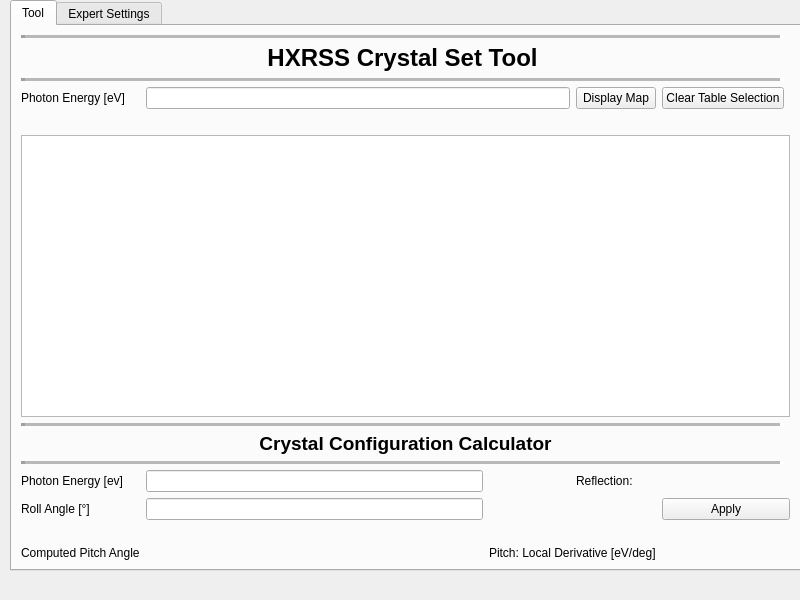
Above: hxrss_main_window.ui from marcguetg/hxrss before the change. Below: the same form after it.
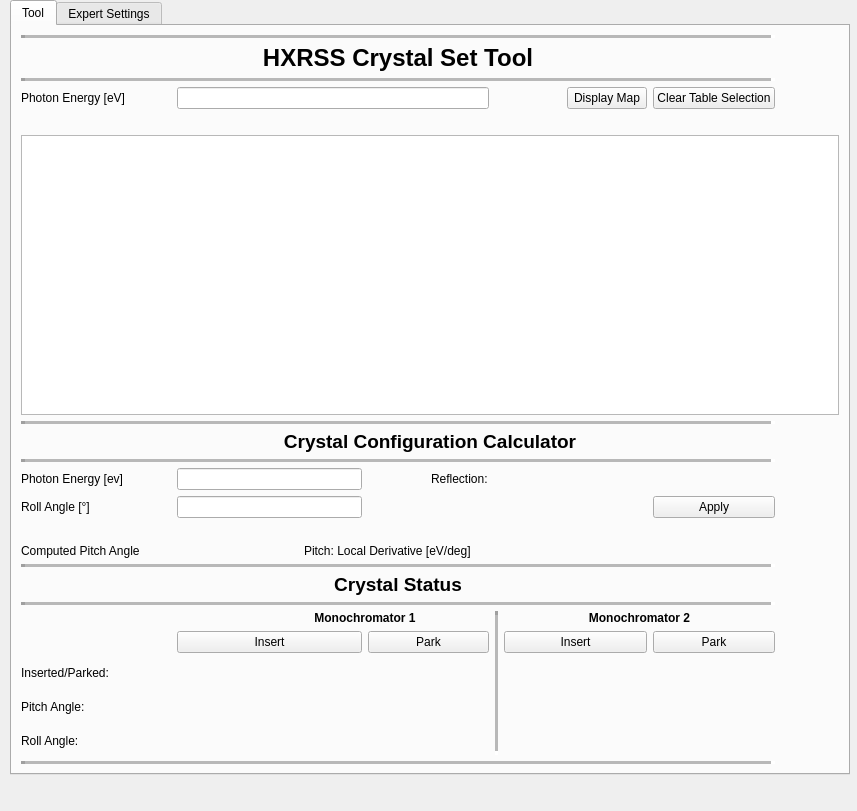
That is the form after the change.

Commit message: added status table and python script to update table

Patch:
```diff
--- a/hxrss_main_window.ui
+++ b/hxrss_main_window.ui
@@ -6,8 +6,8 @@
    <rect>
     <x>0</x>
     <y>0</y>
-    <width>800</width>
-    <height>600</height>
+    <width>857</width>
+    <height>811</height>
    </rect>
   </property>
   <property name="contextMenuPolicy">
@@ -28,8 +28,8 @@
      <rect>
       <x>10</x>
       <y>0</y>
-      <width>791</width>
-      <height>571</height>
+      <width>840</width>
+      <height>775</height>
      </rect>
     </property>
     <property name="currentIndex">
@@ -40,22 +40,176 @@
       <string>Tool</string>
      </attribute>
      <layout class="QGridLayout" name="gridLayout">
-      <item row="3" column="0">
-       <widget class="QLabel" name="label">
+      <item row="20" column="6" rowspan="5">
+       <widget class="Line" name="line_7">
+        <property name="lineWidth">
+         <number>4</number>
+        </property>
+        <property name="midLineWidth">
+         <number>4</number>
+        </property>
+        <property name="orientation">
+         <enum>Qt::Vertical</enum>
+        </property>
+       </widget>
+      </item>
+      <item row="20" column="2" colspan="4">
+       <widget class="QLabel" name="label_37">
+        <property name="minimumSize">
+         <size>
+          <width>200</width>
+          <height>0</height>
+         </size>
+        </property>
         <property name="text">
-         <string>Photon Energy [eV]</string>
+         <string>&lt;html&gt;&lt;head/&gt;&lt;body&gt;&lt;p align=&quot;center&quot;&gt;&lt;span style=&quot; font-weight:600;&quot;&gt;Monochromator 1&lt;/span&gt;&lt;/p&gt;&lt;/body&gt;&lt;/html&gt;</string>
         </property>
        </widget>
       </item>
-      <item row="7" column="0" colspan="6">
-       <widget class="QLabel" name="label_21">
+      <item row="21" column="1" colspan="3">
+       <widget class="QPushButton" name="mono1_crystal_insert_button">
         <property name="text">
-         <string>&lt;html&gt;&lt;head/&gt;&lt;body&gt;&lt;p align=&quot;center&quot;&gt;&lt;span style=&quot; font-size:14pt; font-weight:600;&quot;&gt;Crystal Configuration Calculator&lt;/span&gt;&lt;/p&gt;&lt;/body&gt;&lt;/html&gt;</string>
+         <string>Insert</string>
         </property>
        </widget>
       </item>
-      <item row="5" column="0" colspan="6">
-       <widget class="QTableView" name="tableView"/>
+      <item row="21" column="9">
+       <widget class="QPushButton" name="mono2_crystal_park_button">
+        <property name="text">
+         <string>Park</string>
+        </property>
+       </widget>
+      </item>
+      <item row="22" column="0">
+       <widget class="QLabel" name="label_39">
+        <property name="minimumSize">
+         <size>
+          <width>150</width>
+          <height>0</height>
+         </size>
+        </property>
+        <property name="text">
+         <string>Inserted/Parked:</string>
+        </property>
+       </widget>
+      </item>
+      <item row="21" column="4" colspan="2">
+       <widget class="QPushButton" name="mono1_crystal_park_button">
+        <property name="minimumSize">
+         <size>
+          <width>0</width>
+          <height>0</height>
+         </size>
+        </property>
+        <property name="text">
+         <string>Park</string>
+        </property>
+       </widget>
+      </item>
+      <item row="20" column="7" colspan="3">
+       <widget class="QLabel" name="label_38">
+        <property name="minimumSize">
+         <size>
+          <width>200</width>
+          <height>0</height>
+         </size>
+        </property>
+        <property name="text">
+         <string>&lt;html&gt;&lt;head/&gt;&lt;body&gt;&lt;p align=&quot;center&quot;&gt;&lt;span style=&quot; font-weight:600;&quot;&gt;Monochromator 2&lt;/span&gt;&lt;/p&gt;&lt;/body&gt;&lt;/html&gt;</string>
+        </property>
+       </widget>
+      </item>
+      <item row="21" column="7" colspan="2">
+       <widget class="QPushButton" name="mono2_crystal_insert_button">
+        <property name="text">
+         <string>Insert</string>
+        </property>
+       </widget>
+      </item>
+      <item row="24" column="7" colspan="3">
+       <widget class="QLabel" name="mono2_roll_rb_display">
+        <property name="text">
+         <string>&lt;html&gt;&lt;head/&gt;&lt;body&gt;&lt;p align=&quot;center&quot;&gt;&lt;br/&gt;&lt;/p&gt;&lt;/body&gt;&lt;/html&gt;</string>
+        </property>
+       </widget>
+      </item>
+      <item row="25" column="0" colspan="10">
+       <widget class="Line" name="line_8">
+        <property name="lineWidth">
+         <number>4</number>
+        </property>
+        <property name="midLineWidth">
+         <number>4</number>
+        </property>
+        <property name="orientation">
+         <enum>Qt::Horizontal</enum>
+        </property>
+       </widget>
+      </item>
+      <item row="23" column="7" colspan="3">
+       <widget class="QLabel" name="mono2_pitch_rb_display">
+        <property name="text">
+         <string>&lt;html&gt;&lt;head/&gt;&lt;body&gt;&lt;p align=&quot;center&quot;&gt;&lt;br/&gt;&lt;/p&gt;&lt;/body&gt;&lt;/html&gt;</string>
+        </property>
+       </widget>
+      </item>
+      <item row="23" column="1" colspan="5">
+       <widget class="QLabel" name="mono1_pitch_rb_display">
+        <property name="text">
+         <string>&lt;html&gt;&lt;head/&gt;&lt;body&gt;&lt;p align=&quot;center&quot;&gt;&lt;br/&gt;&lt;/p&gt;&lt;/body&gt;&lt;/html&gt;</string>
+        </property>
+       </widget>
+      </item>
+      <item row="22" column="7" colspan="3">
+       <widget class="QLabel" name="mono2_crystal_inserted_display">
+        <property name="text">
+         <string>&lt;html&gt;&lt;head/&gt;&lt;body&gt;&lt;p align=&quot;center&quot;&gt;&lt;br/&gt;&lt;/p&gt;&lt;/body&gt;&lt;/html&gt;</string>
+        </property>
+       </widget>
+      </item>
+      <item row="22" column="1" colspan="5">
+       <widget class="QLabel" name="mono1_crystal_inserted_display">
+        <property name="text">
+         <string>&lt;html&gt;&lt;head/&gt;&lt;body&gt;&lt;p align=&quot;center&quot;&gt;&lt;br/&gt;&lt;/p&gt;&lt;/body&gt;&lt;/html&gt;</string>
+        </property>
+       </widget>
+      </item>
+      <item row="24" column="0">
+       <widget class="QLabel" name="label_41">
+        <property name="minimumSize">
+         <size>
+          <width>150</width>
+          <height>0</height>
+         </size>
+        </property>
+        <property name="text">
+         <string>Roll Angle:</string>
+        </property>
+       </widget>
+      </item>
+      <item row="23" column="0">
+       <widget class="QLabel" name="label_40">
+        <property name="minimumSize">
+         <size>
+          <width>150</width>
+          <height>0</height>
+         </size>
+        </property>
+        <property name="text">
+         <string>Pitch Angle:</string>
+        </property>
+       </widget>
+      </item>
+      <item row="24" column="1" colspan="5">
+       <widget class="QLabel" name="mono1_roll_rb_display">
+        <property name="text">
+         <string>&lt;!DOCTYPE HTML PUBLIC &quot;-//W3C//DTD HTML 4.0//EN&quot; &quot;http://www.w3.org/TR/REC-html40/strict.dtd&quot;&gt;
+&lt;html&gt;&lt;head&gt;&lt;meta name=&quot;qrichtext&quot; content=&quot;1&quot; /&gt;&lt;style type=&quot;text/css&quot;&gt;
+p, li { white-space: pre-wrap; }
+&lt;/style&gt;&lt;/head&gt;&lt;body style=&quot; font-family:'.AppleSystemUIFont'; font-size:13pt; font-weight:400; font-style:normal;&quot;&gt;
+&lt;p align=&quot;center&quot; style=&quot;-qt-paragraph-type:empty; margin-top:12px; margin-bottom:12px; margin-left:0px; margin-right:0px; -qt-block-indent:0; text-indent:0px;&quot;&gt;&lt;br /&gt;&lt;/p&gt;&lt;/body&gt;&lt;/html&gt;</string>
+        </property>
+       </widget>
       </item>
       <item row="9" column="0">
        <widget class="QLabel" name="label_20">
@@ -64,54 +218,14 @@
         </property>
        </widget>
       </item>
-      <item row="15" column="4">
-       <widget class="QLabel" name="computed_pitch_angle_slope_display">
+      <item row="7" column="0" colspan="11">
+       <widget class="QLabel" name="label_21">
         <property name="text">
-         <string/>
+         <string>&lt;html&gt;&lt;head/&gt;&lt;body&gt;&lt;p align=&quot;center&quot;&gt;&lt;span style=&quot; font-size:14pt; font-weight:600;&quot;&gt;Crystal Configuration Calculator&lt;/span&gt;&lt;/p&gt;&lt;/body&gt;&lt;/html&gt;</string>
         </property>
        </widget>
       </item>
-      <item row="15" column="1">
-       <widget class="QLabel" name="computed_pitch_angle_display">
-        <property name="text">
-         <string/>
-        </property>
-       </widget>
-      </item>
-      <item row="3" column="3">
-       <widget class="QPushButton" name="display_map_button">
-        <property name="text">
-         <string>Display Map</string>
-        </property>
-       </widget>
-      </item>
-      <item row="3" column="4">
-       <widget class="QPushButton" name="tableButton">
-        <property name="text">
-         <string>Clear Table Selection</string>
-        </property>
-       </widget>
-      </item>
-      <item row="3" column="1" colspan="2">
-       <widget class="QLineEdit" name="photon_energy_edit"/>
-      </item>
-      <item row="9" column="1">
-       <widget class="QLineEdit" name="photonE"/>
-      </item>
-      <item row="2" column="0" colspan="5">
-       <widget class="Line" name="line_3">
-        <property name="lineWidth">
-         <number>4</number>
-        </property>
-        <property name="midLineWidth">
-         <number>4</number>
-        </property>
-        <property name="orientation">
-         <enum>Qt::Horizontal</enum>
-        </property>
-       </widget>
-      </item>
-      <item row="8" column="0" colspan="5">
+      <item row="8" column="0" colspan="10">
        <widget class="Line" name="line">
         <property name="lineWidth">
          <number>4</number>
@@ -124,16 +238,6 @@
         </property>
        </widget>
       </item>
-      <item row="10" column="1">
-       <widget class="QLineEdit" name="roll_angle_edit"/>
-      </item>
-      <item row="9" column="3">
-       <widget class="QLabel" name="label_2">
-        <property name="text">
-         <string>Reflection:</string>
-        </property>
-       </widget>
-      </item>
       <item row="10" column="0">
        <widget class="QLabel" name="label_26">
         <property name="text">
@@ -141,62 +245,137 @@
         </property>
        </widget>
       </item>
-      <item row="11" column="0" colspan="6">
-       <widget class="QLabel" name="calclabel">
+      <item row="9" column="1" colspan="3">
+       <widget class="QLineEdit" name="photonE"/>
+      </item>
+      <item row="9" column="7" colspan="3">
+       <widget class="QLabel" name="reflection_display">
+        <property name="minimumSize">
+         <size>
+          <width>100</width>
+          <height>0</height>
+         </size>
+        </property>
         <property name="text">
          <string/>
         </property>
        </widget>
       </item>
-      <item row="15" column="2" colspan="2">
+      <item row="9" column="5">
+       <widget class="QLabel" name="label_2">
+        <property name="text">
+         <string>Reflection:</string>
+        </property>
+       </widget>
+      </item>
+      <item row="15" column="0">
+       <widget class="QLabel" name="label_23">
+        <property name="minimumSize">
+         <size>
+          <width>150</width>
+          <height>0</height>
+         </size>
+        </property>
+        <property name="text">
+         <string>Computed Pitch Angle</string>
+        </property>
+       </widget>
+      </item>
+      <item row="15" column="3" colspan="3">
        <widget class="QLabel" name="label_25">
         <property name="text">
          <string>Pitch: Local Derivative [eV/deg]</string>
         </property>
        </widget>
       </item>
-      <item row="10" column="4" colspan="2">
+      <item row="10" column="9">
        <widget class="QPushButton" name="apply_button">
         <property name="text">
          <string>Apply</string>
         </property>
        </widget>
       </item>
-      <item row="15" column="0">
-       <widget class="QLabel" name="label_23">
+      <item row="10" column="1" colspan="3">
+       <widget class="QLineEdit" name="roll_angle_edit"/>
+      </item>
+      <item row="15" column="1" colspan="2">
+       <widget class="QLabel" name="computed_pitch_angle_display">
         <property name="text">
-         <string>Computed Pitch Angle</string>
+         <string/>
         </property>
        </widget>
       </item>
-      <item row="9" column="4">
-       <widget class="QLabel" name="reflection_display">
+      <item row="11" column="0" colspan="11">
+       <widget class="QLabel" name="calclabel">
+        <property name="text">
+         <string/>
+        </property>
+       </widget>
+      </item>
+      <item row="15" column="8" colspan="2">
+       <widget class="QLabel" name="computed_pitch_angle_slope_display">
+        <property name="text">
+         <string/>
+        </property>
+       </widget>
+      </item>
+      <item row="16" column="0" colspan="10">
+       <widget class="Line" name="line_5">
+        <property name="lineWidth">
+         <number>4</number>
+        </property>
+        <property name="midLineWidth">
+         <number>4</number>
+        </property>
+        <property name="orientation">
+         <enum>Qt::Horizontal</enum>
+        </property>
+       </widget>
+      </item>
+      <item row="17" column="0" colspan="10">
+       <widget class="QLabel" name="label_27">
+        <property name="text">
+         <string>&lt;html&gt;&lt;head/&gt;&lt;body&gt;&lt;p align=&quot;center&quot;&gt;&lt;span style=&quot; font-size:14pt; font-weight:600;&quot;&gt;Crystal Status&lt;/span&gt;&lt;/p&gt;&lt;/body&gt;&lt;/html&gt;</string>
+        </property>
+       </widget>
+      </item>
+      <item row="18" column="0" colspan="10">
+       <widget class="Line" name="line_6">
+        <property name="lineWidth">
+         <number>4</number>
+        </property>
+        <property name="midLineWidth">
+         <number>4</number>
+        </property>
+        <property name="orientation">
+         <enum>Qt::Horizontal</enum>
+        </property>
+       </widget>
+      </item>
+      <item row="0" column="0" colspan="10">
+       <widget class="Line" name="line_4">
+        <property name="lineWidth">
+         <number>4</number>
+        </property>
+        <property name="midLineWidth">
+         <number>4</number>
+        </property>
+        <property name="orientation">
+         <enum>Qt::Horizontal</enum>
+        </property>
+       </widget>
+      </item>
+      <item row="5" column="0" colspan="11">
+       <widget class="QTableView" name="tableView">
         <property name="minimumSize">
          <size>
-          <width>100</width>
+          <width>0</width>
           <height>0</height>
          </size>
         </property>
-        <property name="text">
-         <string/>
-        </property>
        </widget>
       </item>
-      <item row="1" column="0" colspan="5">
-       <widget class="QLabel" name="label_24">
-        <property name="text">
-         <string>&lt;html&gt;&lt;head/&gt;&lt;body&gt;&lt;p align=&quot;center&quot;&gt;&lt;span style=&quot; font-size:18pt; font-weight:600;&quot;&gt;HXRSS Crystal Set Tool&lt;/span&gt;&lt;/p&gt;&lt;/body&gt;&lt;/html&gt;</string>
-        </property>
-       </widget>
-      </item>
-      <item row="4" column="0" colspan="6">
-       <widget class="QLabel" name="loglabel">
-        <property name="text">
-         <string/>
-        </property>
-       </widget>
-      </item>
-      <item row="6" column="0" colspan="5">
+      <item row="6" column="0" colspan="10">
        <widget class="Line" name="line_2">
         <property name="frameShadow">
          <enum>QFrame::Sunken</enum>
@@ -212,8 +391,22 @@
         </property>
        </widget>
       </item>
-      <item row="0" column="0" colspan="5">
-       <widget class="Line" name="line_4">
+      <item row="3" column="9">
+       <widget class="QPushButton" name="tableButton">
+        <property name="text">
+         <string>Clear Table Selection</string>
+        </property>
+       </widget>
+      </item>
+      <item row="3" column="8">
+       <widget class="QPushButton" name="display_map_button">
+        <property name="text">
+         <string>Display Map</string>
+        </property>
+       </widget>
+      </item>
+      <item row="2" column="0" colspan="10">
+       <widget class="Line" name="line_3">
         <property name="lineWidth">
          <number>4</number>
         </property>
@@ -225,6 +418,30 @@
         </property>
        </widget>
       </item>
+      <item row="1" column="0" colspan="10">
+       <widget class="QLabel" name="label_24">
+        <property name="text">
+         <string>&lt;html&gt;&lt;head/&gt;&lt;body&gt;&lt;p align=&quot;center&quot;&gt;&lt;span style=&quot; font-size:18pt; font-weight:600;&quot;&gt;HXRSS Crystal Set Tool&lt;/span&gt;&lt;/p&gt;&lt;/body&gt;&lt;/html&gt;</string>
+        </property>
+       </widget>
+      </item>
+      <item row="4" column="0" colspan="11">
+       <widget class="QLabel" name="loglabel">
+        <property name="text">
+         <string/>
+        </property>
+       </widget>
+      </item>
+      <item row="3" column="1" colspan="5">
+       <widget class="QLineEdit" name="photon_energy_edit"/>
+      </item>
+      <item row="3" column="0">
+       <widget class="QLabel" name="label">
+        <property name="text">
+         <string>Photon Energy [eV]</string>
+        </property>
+       </widget>
+      </item>
      </layout>
     </widget>
     <widget class="QWidget" name="tab_2">
@@ -392,58 +609,6 @@
         <string>TextLabel</string>
        </property>
       </widget>
-      <widget class="QLabel" name="mono2_pitch_rb_display">
-       <property name="geometry">
-        <rect>
-         <x>400</x>
-         <y>70</y>
-         <width>81</width>
-         <height>20</height>
-        </rect>
-       </property>
-       <property name="text">
-        <string>TextLabel</string>
-       </property>
-      </widget>
-      <widget class="QLabel" name="mono2_roll_rb_display">
-       <property name="geometry">
-        <rect>
-         <x>400</x>
-         <y>90</y>
-         <width>81</width>
-         <height>20</height>
-        </rect>
-       </property>
-       <property name="text">
-        <string>TextLabel</string>
-       </property>
-      </widget>
-      <widget class="QLabel" name="mono1_pitch_rb_display">
-       <property name="geometry">
-        <rect>
-         <x>210</x>
-         <y>70</y>
-         <width>81</width>
-         <height>20</height>
-        </rect>
-       </property>
-       <property name="text">
-        <string>TextLabel</string>
-       </property>
-      </widget>
-      <widget class="QLabel" name="mono1_roll_rb_display">
-       <property name="geometry">
-        <rect>
-         <x>210</x>
-         <y>90</y>
-         <width>81</width>
-         <height>20</height>
-        </rect>
-       </property>
-       <property name="text">
-        <string>TextLabel</string>
-       </property>
-      </widget>
       <widget class="QLabel" name="label_7">
        <property name="geometry">
         <rect>
@@ -508,32 +673,6 @@
         <set>Qt::AlignCenter</set>
        </property>
       </widget>
-      <widget class="QPushButton" name="mono2_crystal_insert_button">
-       <property name="geometry">
-        <rect>
-         <x>300</x>
-         <y>110</y>
-         <width>61</width>
-         <height>21</height>
-        </rect>
-       </property>
-       <property name="text">
-        <string>Insert</string>
-       </property>
-      </widget>
-      <widget class="QPushButton" name="mono2_crystal_park_button">
-       <property name="geometry">
-        <rect>
-         <x>400</x>
-         <y>110</y>
-         <width>61</width>
-         <height>21</height>
-        </rect>
-       </property>
-       <property name="text">
-        <string>Park</string>
-       </property>
-      </widget>
       <widget class="QLabel" name="label_22">
        <property name="geometry">
         <rect>
@@ -547,19 +686,6 @@
         <string>crystal status</string>
        </property>
       </widget>
-      <widget class="QLabel" name="mono2_crystal_inserted_display">
-       <property name="geometry">
-        <rect>
-         <x>120</x>
-         <y>110</y>
-         <width>60</width>
-         <height>16</height>
-        </rect>
-       </property>
-       <property name="text">
-        <string>TextLabel</string>
-       </property>
-      </widget>
      </widget>
      <widget class="QGroupBox" name="groupBox_2">
       <property name="geometry">
```
Left out of the diff: 2 changed lines with no effect on the pictures. The commit also changes 7 other files.
